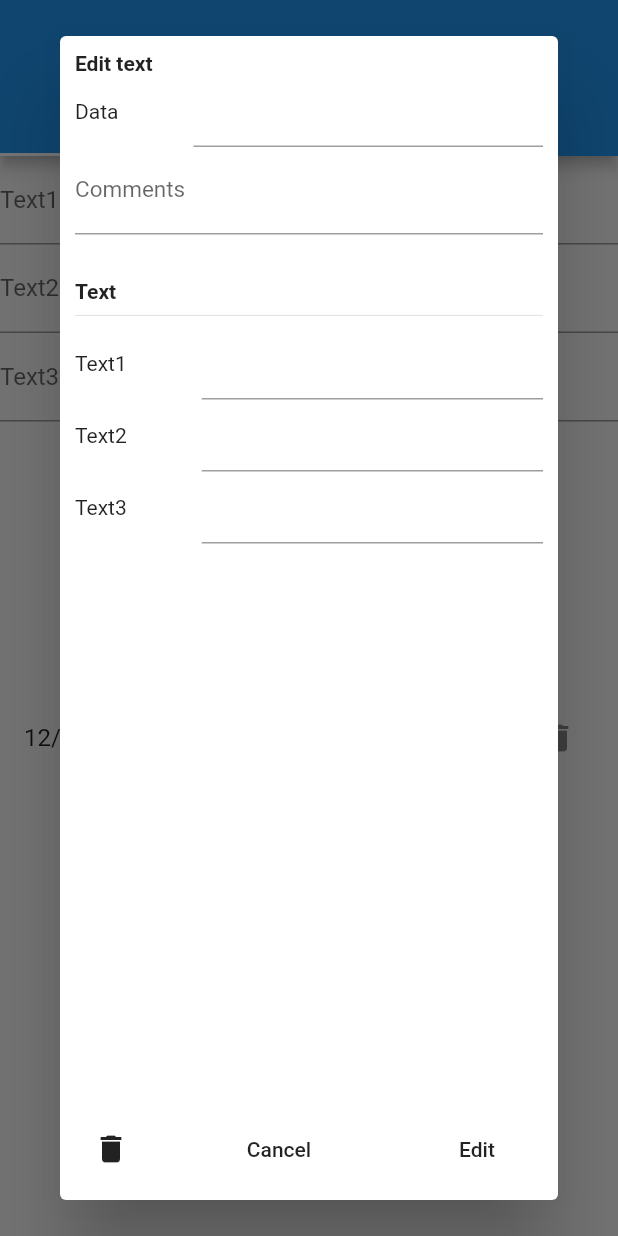
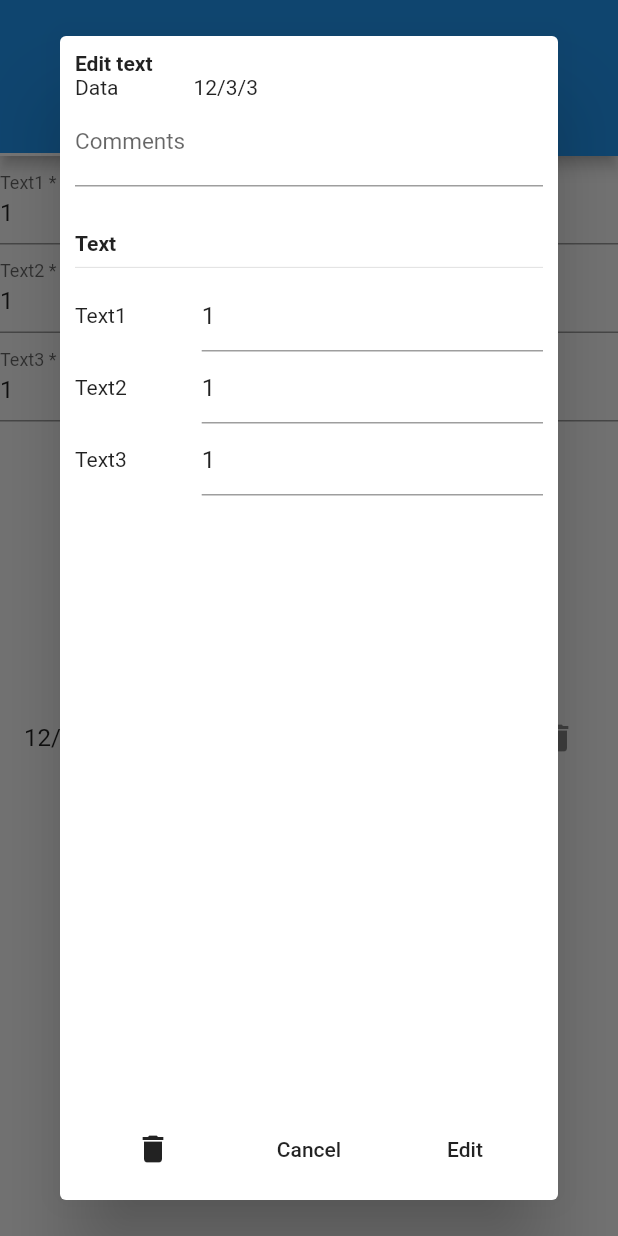
Before and after one commit to DoodlePeach/Number-Application, a Flutter app: the screen it shows after launch, after a tap on "12/3/3", on a phone screen of 412 x 824 dp. Run offline on Flutter 3.47's test engine with Material 2 defaults, Android fonts, the phone set to English and light mode, and no system bars.

```diff
--- a/lib/models/NumberListModel.dart
+++ b/lib/models/NumberListModel.dart
@@ -12,7 +12,6 @@ class NumberListModel extends ChangeNotifier {
 
   UnmodifiableListView<Number> get numbers => UnmodifiableListView(_numbers);
 
-  Future<void> fetch() {}
-  Future<void> update() {}
-  Future<void> delete(Number number) {}
+  Future<void> fetch() async {}
+  Future<void> delete(Number number) async {}
 }
--- a/lib/screens/history.dart
+++ b/lib/screens/history.dart
@@ -10,7 +10,18 @@ class HistoryPage extends StatefulWidget {
 }
 
 class _HistoryPageState extends State<HistoryPage> {
-  Widget dialogBox(BuildContext context) {
+  // This function returns the dialog box that is shown to the user when
+  // they click an item on the listview present on the homepage.
+  // @arg pressedNumber represents record which the user clicked. This is used
+  // to identify the record in the database.
+  Widget dialogBox(BuildContext context, Number pressedNumber) {
+    Provider.of<NumberInputModel>(context, listen: false).text1.text =
+        pressedNumber.text1.toString();
+    Provider.of<NumberInputModel>(context, listen: false).text2.text =
+        pressedNumber.text2.toString();
+    Provider.of<NumberInputModel>(context, listen: false).text3.text =
+        pressedNumber.text3.toString();
+
     return Dialog(
       child: Container(
         padding: EdgeInsets.all(10),
@@ -28,13 +39,15 @@ class _HistoryPageState extends State<HistoryPage> {
                 SizedBox(
                   width: 50,
                 ),
-                Expanded(child: TextField())
+                Expanded(child: Text(pressedNumber.time))
               ],
             ),
             TextField(
                 decoration: const InputDecoration(
                     labelText: 'Comments', labelStyle: TextStyle(fontSize: 15)),
-            ),
+                controller:
+                    Provider.of<NumberInputModel>(context, listen: false)
+                        .comment),
             SizedBox(
               height: 30,
             ),
@@ -53,7 +66,12 @@ class _HistoryPageState extends State<HistoryPage> {
                 SizedBox(
                   width: 50,
                 ),
-                Expanded(child: TextField())
+                Expanded(
+                    child: TextField(
+                  controller:
+                      Provider.of<NumberInputModel>(context, listen: false)
+                          .text1,
+                ))
               ],
             ),
             Row(
@@ -66,7 +84,12 @@ class _HistoryPageState extends State<HistoryPage> {
                 SizedBox(
                   width: 50,
                 ),
-                Expanded(child: TextField())
+                Expanded(
+                    child: TextField(
+                  controller:
+                      Provider.of<NumberInputModel>(context, listen: false)
+                          .text2,
+                ))
               ],
             ),
             Row(
@@ -79,31 +102,52 @@ class _HistoryPageState extends State<HistoryPage> {
                 SizedBox(
                   width: 50,
                 ),
-                Expanded(child: Container(child: TextField()))
+                Expanded(
+                    child: Container(
+                        child: TextField(
+                  controller:
+                      Provider.of<NumberInputModel>(context, listen: false)
+                          .text3,
+                )))
               ],
             ),
             Expanded(
               child: Container(
                 alignment: Alignment.bottomCenter,
                 child: Row(
-                  mainAxisAlignment: MainAxisAlignment.spaceBetween,
                   children: [
-                    IconButton(
+                    Expanded(
+                      child: IconButton(
                         icon: Icon(Icons.delete),
                         onPressed: () {
-                        print("Pressed delete button");
+                          Provider.of<NumberListModel>(context, listen: false)
+                              .delete(pressedNumber);
                         },
                       ),
-                    FlatButton(
+                    ),
+                    Expanded(
+                      child: FlatButton(
                           child: Text("Cancel"),
                           onPressed: () {
                             Navigator.of(context).pop();
                           }),
-                    FlatButton(
+                    ),
+                    Expanded(
+                      child: FlatButton(
                           child: Text("Edit"),
                           onPressed: () {
-                          print("Pressed edit button");
+                            // Update the number, then refresh the list of numbers
+                            // to reflect the changes that occured.
+                            Provider.of<NumberInputModel>(context,
+                                    listen: false)
+                                .update(pressedNumber)
+                                .then((value) {
+                              Provider.of<NumberListModel>(context,
+                                      listen: false)
+                                  .fetch();
+                            });
                           }),
+                    ),
                   ],
                 ),
               ),
@@ -121,31 +165,28 @@ class _HistoryPageState extends State<HistoryPage> {
         mainAxisSize: MainAxisSize.min,
         children: [
           Expanded(
-            child: Consumer<NumberInputModel>(
-              builder: (ctxt, data, child) {
-                return Column(
+              child: Column(
             children: [
               TextField(
                   decoration: const InputDecoration(
                     labelText: 'Text1 *',
                   ),
-                        controller: Provider.of<NumberInputModel>(context,
-                                listen: false)
+                  controller:
+                      Provider.of<NumberInputModel>(context, listen: false)
                           .text1),
               TextField(
                 decoration: const InputDecoration(
                   labelText: 'Text2 *',
                 ),
                 controller:
-                          Provider.of<NumberInputModel>(context, listen: false)
-                              .text2,
+                    Provider.of<NumberInputModel>(context, listen: false).text2,
               ),
               TextField(
                   decoration: const InputDecoration(
                     labelText: 'Text3 *',
                   ),
-                        controller: Provider.of<NumberInputModel>(context,
-                                listen: false)
+                  controller:
+                      Provider.of<NumberInputModel>(context, listen: false)
                           .text3),
               FlatButton(
                 child: Text("Save"),
@@ -156,10 +197,7 @@ class _HistoryPageState extends State<HistoryPage> {
                 },
               )
             ],
-                );
-              },
-            ),
-          ),
+          )),
           Expanded(
             child: Consumer<NumberListModel>(
               builder: (context, data, child) {
@@ -175,7 +213,9 @@ class _HistoryPageState extends State<HistoryPage> {
                                 .delete(data.numbers[index]);
                           }),
                       onTap: () {
-                        showDialog(context: context, child: dialogBox(context));
+                        showDialog(
+                            context: context,
+                            child: dialogBox(context, data.numbers[index]));
                       },
                     );
                   },
```
Also changed, not shown: lib/models/NumberInputModel.dart (+27 -7 lines). Lines whose indentation alone changed are shown as unchanged.
